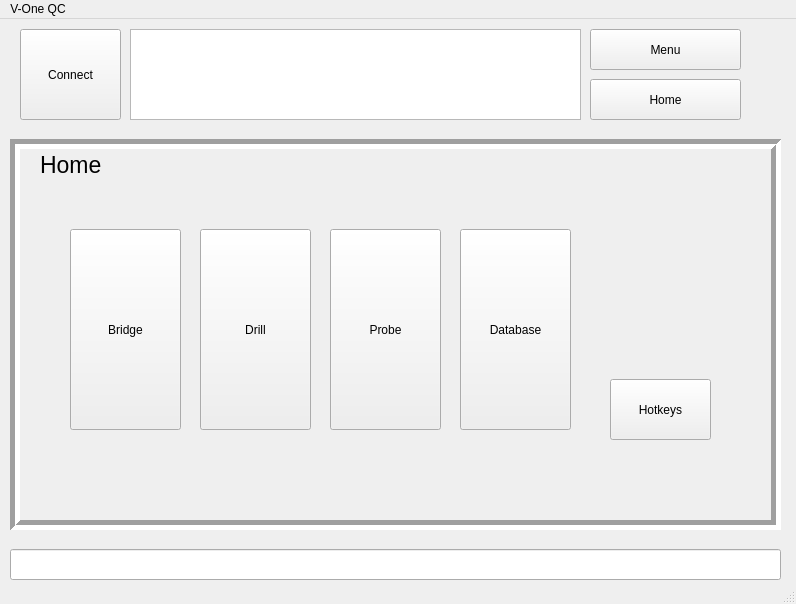
The window that FT_vone/mainwindow.ui (7ome/Functional-Test) describes before a commit, drawn with Qt 5.
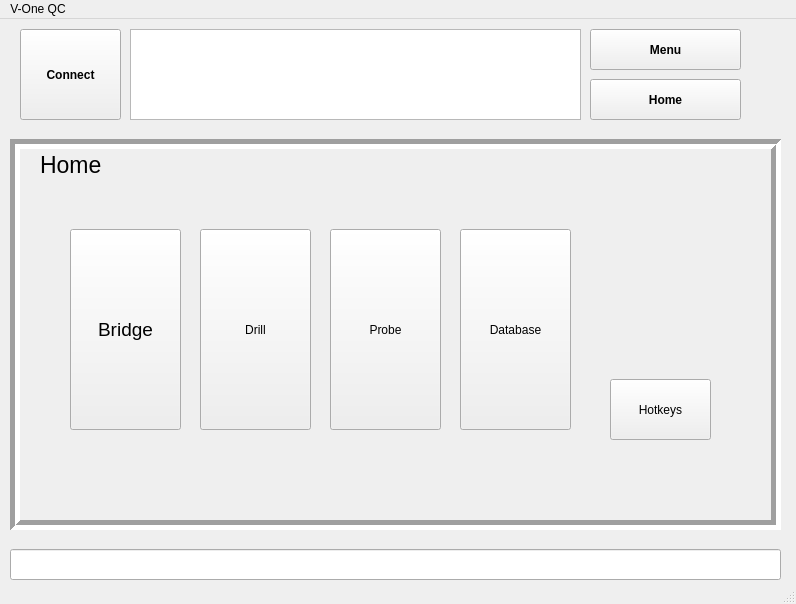
The same window after the commit.

Diff of the .ui file:
```diff
--- a/FT_vone/mainwindow.ui
+++ b/FT_vone/mainwindow.ui
@@ -29,6 +29,12 @@
       <height>91</height>
      </rect>
     </property>
+    <property name="font">
+     <font>
+      <weight>75</weight>
+      <bold>true</bold>
+     </font>
+    </property>
     <property name="text">
      <string>Connect</string>
     </property>
@@ -52,6 +58,12 @@
       <height>41</height>
      </rect>
     </property>
+    <property name="font">
+     <font>
+      <weight>75</weight>
+      <bold>true</bold>
+     </font>
+    </property>
     <property name="text">
      <string>Menu</string>
     </property>
@@ -90,6 +102,15 @@
         <height>201</height>
        </rect>
       </property>
+      <property name="font">
+       <font>
+        <family>MS Shell Dlg 2</family>
+        <pointsize>14</pointsize>
+        <weight>50</weight>
+        <italic>false</italic>
+        <bold>false</bold>
+       </font>
+      </property>
       <property name="styleSheet">
        <string notr="true">font: 14pt &quot;MS Shell Dlg 2&quot;;</string>
       </property>
@@ -538,6 +559,12 @@
       <height>41</height>
      </rect>
     </property>
+    <property name="font">
+     <font>
+      <weight>75</weight>
+      <bold>true</bold>
+     </font>
+    </property>
     <property name="text">
      <string>Home</string>
     </property>
```
